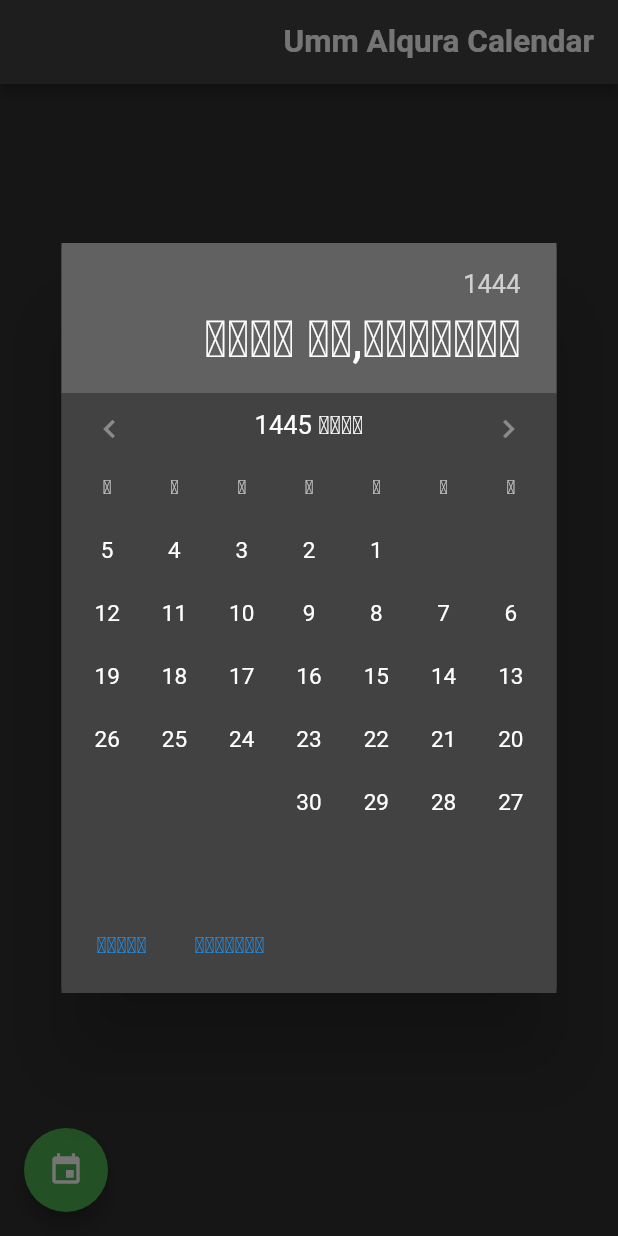
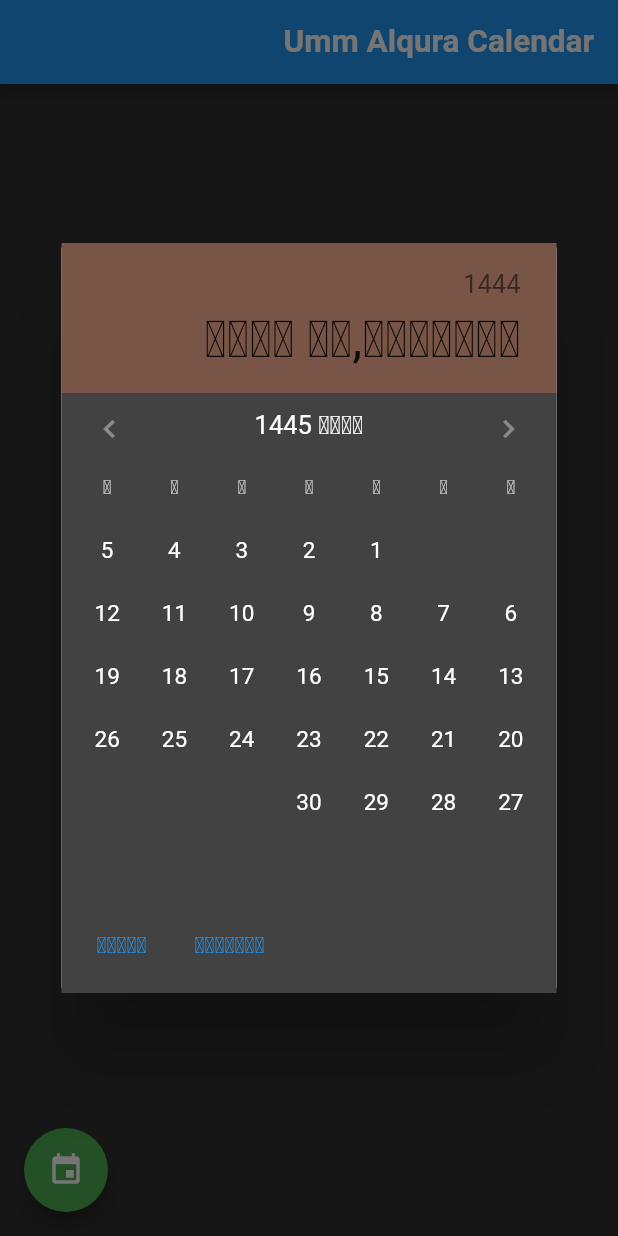
Before and after one commit to ahmedoid/hijri_picker, a Flutter app: the screen it shows after launch, after a tap on the "event" icon, on a phone screen of 412 x 824 dp. Run offline on Flutter 3.47's test engine with Material 2 defaults, Android fonts, the phone set to English and light mode, and no system bars; our stand-ins replace hijri.

Commit message:
Fixed Dialog Text Overflow.Fixed Deprecation issues on Flutter version 2.10.5

```diff
--- a/example/lib/main.dart
+++ b/example/lib/main.dart
@@ -24,8 +24,8 @@ class MyApp extends StatelessWidget {
         debugShowCheckedModeBanner: false,
         theme: new ThemeData(
           primaryColor: Colors.brown,
-          accentColor: Colors.green,
           brightness: Brightness.dark,
+          colorScheme: ColorScheme.fromSwatch().copyWith(secondary: Colors.green),
         ),
         home: MyHomePage(title: "Umm Alqura Calendar"));
   }
--- a/lib/hijri_picker.dart
+++ b/lib/hijri_picker.dart
@@ -5,7 +5,6 @@ import 'dart:math' as math;
 
 import 'package:flutter/material.dart';
 import 'package:flutter/rendering.dart';
-import 'package:flutter/semantics.dart';
 import 'package:flutter/services.dart';
 import 'package:hijri/hijri_calendar.dart';
 
@@ -273,7 +272,7 @@ class _DatePickerHeader extends StatelessWidget {
     final TextTheme headerTextTheme = themeData.primaryTextTheme;
     Color dayColor;
     Color yearColor;
-    switch (themeData.primaryColorBrightness) {
+    switch (themeData.brightness) {
       case Brightness.light:
         dayColor = mode == DatePickerMode.day ? Colors.black87 : Colors.black54;
         yearColor =
@@ -339,8 +338,11 @@ class _DatePickerHeader extends StatelessWidget {
             () => _handleChangeMode(DatePickerMode.day), context),
         child: new Semantics(
           selected: mode == DatePickerMode.day,
-          child: new Text("${hSelectedDate.toFormat("DD,dd MMMM")}",
-              style: dayStyle),
+          child: FittedBox(
+            fit: BoxFit.fitHeight,
+            child: new Text("${hSelectedDate.toFormat("DD,dd MMMM")}",
+                style: dayStyle),
+          ),
         ),
       ),
     );
@@ -811,9 +813,11 @@ class HijriDayPicker extends StatelessWidget {
             selectedDate.hDay == day;
         if (isSelectedDay) {
           // The selected day gets a circle background highlight, and a contrasting text color.
-          itemStyle = themeData.accentTextTheme.bodyText1;
+          itemStyle = themeData.textTheme.bodyText1?.copyWith(
+            color: themeData.colorScheme.onSecondary,
+          );
           decoration = new BoxDecoration(
-              color: themeData.accentColor, shape: BoxShape.circle);
+              color: themeData.colorScheme.secondary, shape: BoxShape.circle);
         } else if (disabled) {
           itemStyle = themeData.textTheme.bodyText2
               ?.copyWith(color: themeData.disabledColor);
@@ -822,7 +826,7 @@ class HijriDayPicker extends StatelessWidget {
             currentDate.hDay == day) {
           // The current day gets a different text color.
           itemStyle = themeData.textTheme.bodyText1
-              ?.copyWith(color: themeData.accentColor);
+              ?.copyWith(color: themeData.colorScheme.secondary);
         }
 
         final String dayText = localizations.formatDecimal(day);
@@ -967,7 +971,7 @@ class _HijriYearPickerState extends State<HijriYearPicker> {
         final bool isSelected = year == widget.selectedDate.hYear;
         final TextStyle? itemStyle = isSelected
             ? themeData.textTheme.headline5
-                ?.copyWith(color: themeData.accentColor)
+                ?.copyWith(color: themeData.colorScheme.secondary)
             : style;
         return new InkWell(
           key: new ValueKey<int>(year),
```
Also changed, not shown: example/pubspec.lock, pubspec.lock.
